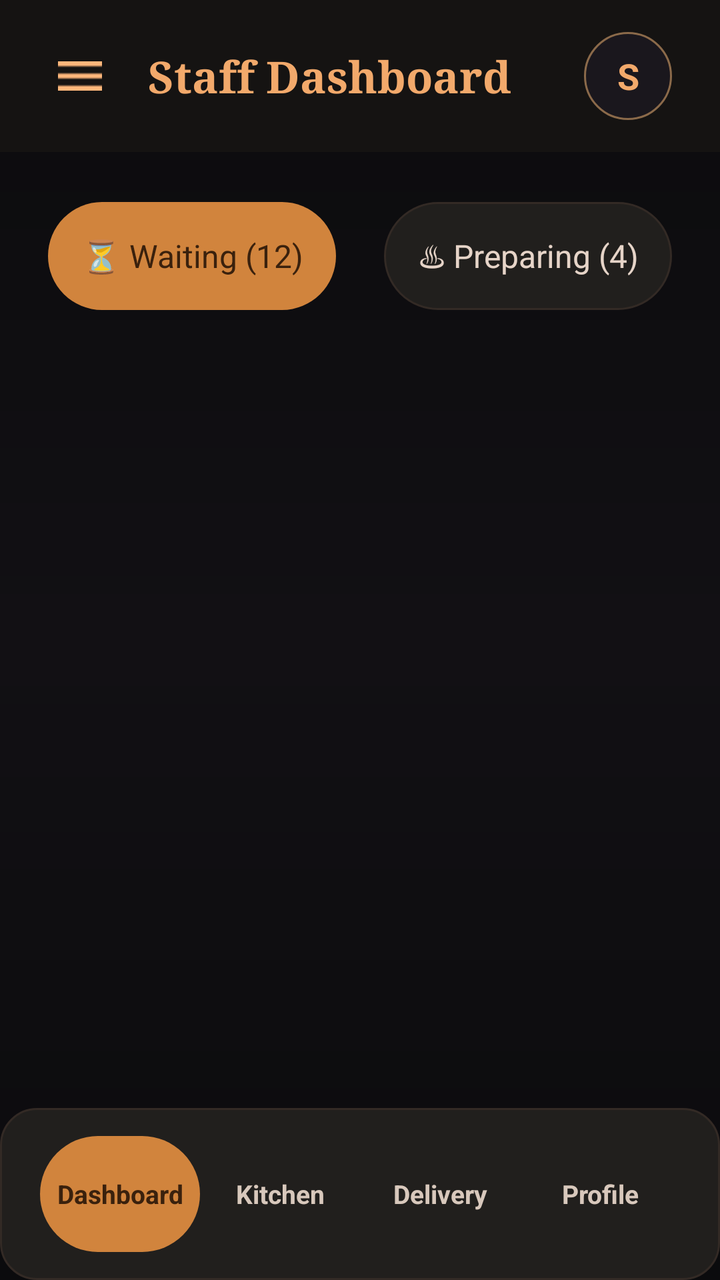
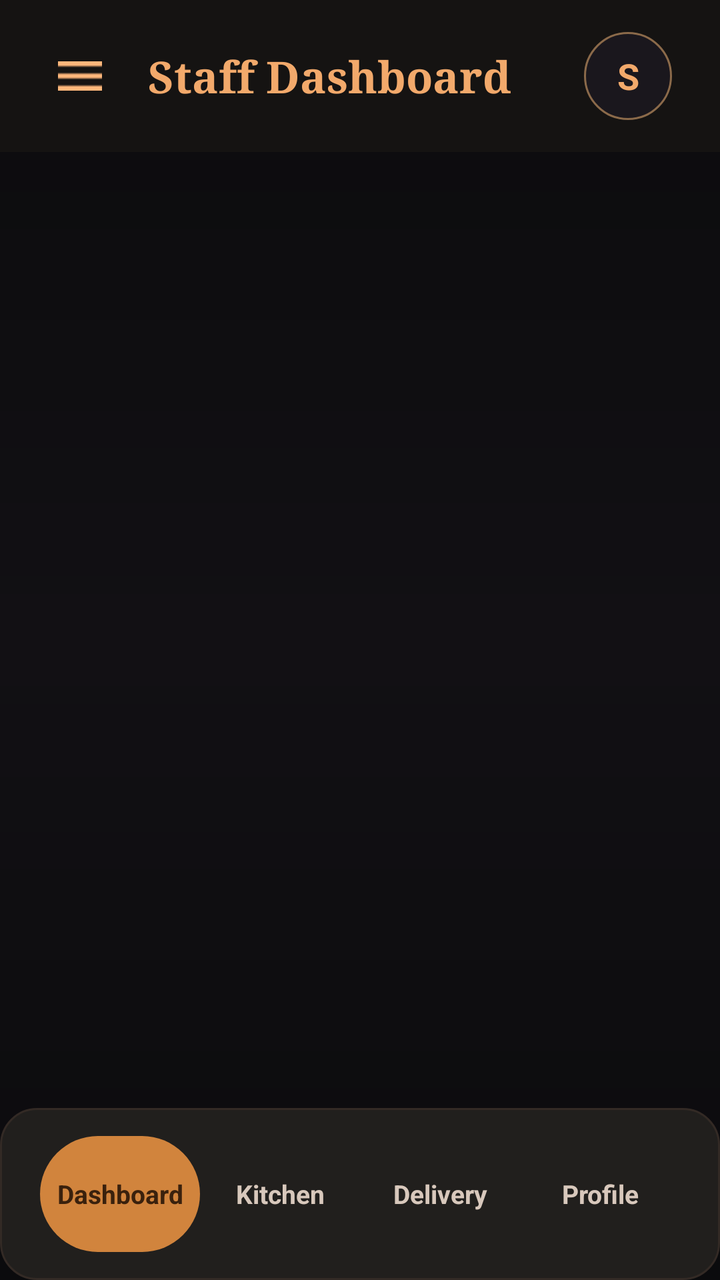

Screens rendered from an Android XML layout before and after an edit, with the pre-edit source and the edit as a unified diff.
<!-- AndroidManifest.xml: application theme Theme.PizzaTime -->
<!-- res/layout/fragment_kitchen_board.xml -->
<?xml version="1.0" encoding="utf-8"?>
<LinearLayout xmlns:android="http://schemas.android.com/apk/res/android"
    android:id="@+id/kitchenBoardRoot"
    android:layout_width="match_parent"
    android:layout_height="match_parent"
    android:background="@drawable/bg_app_dark"
    android:orientation="vertical">

    <LinearLayout
        android:id="@+id/headerKitchen"
        android:layout_width="match_parent"
        android:layout_height="76dp"
        android:background="@drawable/bg_top_bar_dark"
        android:gravity="center_vertical"
        android:orientation="horizontal"
        android:paddingHorizontal="24dp">

        <ImageView
            android:id="@+id/btnMenu"
            android:layout_width="32dp"
            android:layout_height="32dp"
            android:contentDescription="@string/staff_menu_content_description"
            android:padding="5dp"
            android:src="@drawable/ic_menu" />

        <TextView
            android:id="@+id/tvKitchenTitle"
            android:layout_width="0dp"
            android:layout_height="wrap_content"
            android:layout_marginStart="18dp"
            android:layout_weight="1"
            android:fontFamily="serif"
            android:text="@string/staff_dashboard_title"
            android:textColor="#F2A96B"
            android:textSize="22sp"
            android:textStyle="bold" />

        <TextView
            android:id="@+id/tvKitchenAvatar"
            android:layout_width="44dp"
            android:layout_height="44dp"
            android:background="@drawable/bg_avatar_circle"
            android:gravity="center"
            android:text="@string/staff_avatar_initial"
            android:textColor="#F2A96B"
            android:textSize="18sp"
            android:textStyle="bold" />

    </LinearLayout>

    <LinearLayout
        android:id="@+id/kitchenFilterContainer"
        android:layout_width="match_parent"
        android:layout_height="104dp"
        android:gravity="center_vertical"
        android:orientation="horizontal"
        android:paddingHorizontal="24dp">

        <TextView
            android:id="@+id/chipWaiting"
            android:layout_width="0dp"
            android:layout_height="54dp"
            android:layout_weight="1"
            android:background="@drawable/bg_chip_selected_gold"
            android:gravity="center"
            android:text="@string/kitchen_chip_waiting"
            android:textColor="#3A210D"
            android:textSize="16sp" />

        <TextView
            android:id="@+id/chipPreparing"
            android:layout_width="0dp"
            android:layout_height="54dp"
            android:layout_marginStart="24dp"
            android:layout_weight="1"
            android:background="@drawable/bg_chip_unselected_dark"
            android:gravity="center"
            android:text="@string/kitchen_chip_preparing"
            android:textColor="#E6D4C8"
            android:textSize="16sp" />

    </LinearLayout>

    <androidx.recyclerview.widget.RecyclerView
        android:id="@+id/rvKitchenOrders"
        android:layout_width="match_parent"
        android:layout_height="0dp"
        android:layout_weight="1"
        android:clipToPadding="false"
        android:overScrollMode="never"
        android:paddingHorizontal="24dp"
        android:paddingBottom="24dp" />

    <include
        android:id="@+id/staffBottomNav"
        layout="@layout/layout_staff_bottom_nav"
        android:layout_width="match_parent"
        android:layout_height="86dp" />

</LinearLayout>
<!-- res/layout/layout_staff_bottom_nav.xml (included above) -->
<?xml version="1.0" encoding="utf-8"?>
<LinearLayout xmlns:android="http://schemas.android.com/apk/res/android"
    android:id="@+id/staffBottomNavRoot"
    android:layout_width="match_parent"
    android:layout_height="match_parent"
    android:background="@drawable/bg_bottom_nav"
    android:gravity="center"
    android:orientation="horizontal"
    android:paddingHorizontal="20dp">

    <TextView
        android:id="@+id/navDashboard"
        android:layout_width="0dp"
        android:layout_height="58dp"
        android:layout_weight="1"
        android:background="@drawable/bg_bottom_nav_item_selected"
        android:gravity="center"
        android:text="@string/staff_nav_dashboard"
        android:textColor="#3A210D"
        android:textSize="13sp"
        android:textStyle="bold" />

    <TextView
        android:id="@+id/navKitchen"
        android:layout_width="0dp"
        android:layout_height="58dp"
        android:layout_weight="1"
        android:gravity="center"
        android:text="@string/staff_nav_kitchen"
        android:textColor="#D8C8BC"
        android:textSize="13sp"
        android:textStyle="bold" />

    <TextView
        android:id="@+id/navDelivery"
        android:layout_width="0dp"
        android:layout_height="58dp"
        android:layout_weight="1"
        android:gravity="center"
        android:text="@string/staff_nav_delivery"
        android:textColor="#D8C8BC"
        android:textSize="13sp"
        android:textStyle="bold" />

    <TextView
        android:id="@+id/navProfile"
        android:layout_width="0dp"
        android:layout_height="58dp"
        android:layout_weight="1"
        android:gravity="center"
        android:text="@string/staff_nav_profile"
        android:textColor="#D8C8BC"
        android:textSize="13sp"
        android:textStyle="bold" />

</LinearLayout>
<!-- resources referenced by this layout -->
<resources>
  <!-- drawable bg_app_dark (drawable) -->
  <?xml version="1.0" encoding="utf-8"?>
  <shape xmlns:android="http://schemas.android.com/apk/res/android">
      <gradient
          android:angle="270"
          android:startColor="@color/pt_black"
          android:centerColor="@color/pt_dark"
          android:endColor="@color/pt_black" />
  </shape>
  <!-- drawable bg_avatar_circle (drawable) -->
  <?xml version="1.0" encoding="utf-8"?>
  <shape xmlns:android="http://schemas.android.com/apk/res/android"
      android:shape="oval">
      <solid android:color="@color/pt_dark_2" />
      <stroke
          android:width="1dp"
          android:color="@color/pt_stroke_gold" />
  </shape>
  <!-- drawable bg_bottom_nav (drawable) -->
  ﻿<shape xmlns:android="http://schemas.android.com/apk/res/android">
      <corners android:radius="18dp" />
      <solid android:color="#211F1D" />
      <stroke
          android:width="1dp"
          android:color="#332A25" />
  </shape>
  <!-- drawable bg_bottom_nav_item_selected (drawable) -->
  ﻿<shape xmlns:android="http://schemas.android.com/apk/res/android">
      <corners android:radius="999dp" />
      <solid android:color="#D1843D" />
  </shape>
  <!-- drawable bg_chip_selected_gold (drawable) -->
  ﻿<shape xmlns:android="http://schemas.android.com/apk/res/android">
      <corners android:radius="999dp" />
      <solid android:color="#D1843D" />
  </shape>
  <!-- drawable bg_chip_unselected_dark (drawable) -->
  ﻿<shape xmlns:android="http://schemas.android.com/apk/res/android">
      <corners android:radius="999dp" />
      <solid android:color="#211F1D" />
      <stroke
          android:width="1dp"
          android:color="#332A25" />
  </shape>
  <!-- drawable bg_top_bar_dark (drawable) -->
  ﻿<shape xmlns:android="http://schemas.android.com/apk/res/android">
      <solid android:color="#151312" />
  </shape>
  <!-- drawable ic_menu: png bitmap (drawable, 172 bytes) -->
  <string name="kitchen_chip_preparing">♨  Preparing (4)</string>
  <string name="kitchen_chip_waiting">⏳  Waiting (12)</string>
  <string name="staff_avatar_initial">S</string>
  <string name="staff_dashboard_title">Staff Dashboard</string>
  <string name="staff_menu_content_description">Open staff menu</string>
  <string name="staff_nav_dashboard">Dashboard</string>
  <string name="staff_nav_delivery">Delivery</string>
  <string name="staff_nav_kitchen">Kitchen</string>
  <string name="staff_nav_profile">Profile</string>
  <style name="Theme.PizzaTime" parent="Theme.MaterialComponents.DayNight.NoActionBar">
          
          <item name="colorOnPrimary">@color/white</item>
          
          <item name="colorOnSecondary">@color/black</item>
          
          <item name="android:statusBarColor">?attr/colorPrimaryVariant</item>
          
      </style>
  <color name="pt_black">#0B0B0D</color>
  <color name="pt_dark">#121014</color>
  <color name="pt_dark_2">#1A171D</color>
  <color name="pt_stroke_gold">#8B6A4A</color>
  <color name="white">#FFFFFFFF</color>
  <color name="black">#FF000000</color>
</resources>

<!-- the commit's change to res/layout/fragment_kitchen_board.xml (unified diff, before → after) -->
@@ -78,6 +78,9 @@
             android:text="@string/kitchen_chip_preparing"
             android:textColor="#E6D4C8"
             android:textSize="16sp" />
+        <View
+            android:layout_width="match_parent"
+            android:layout_height="60dp" />
 
     </LinearLayout>
 
